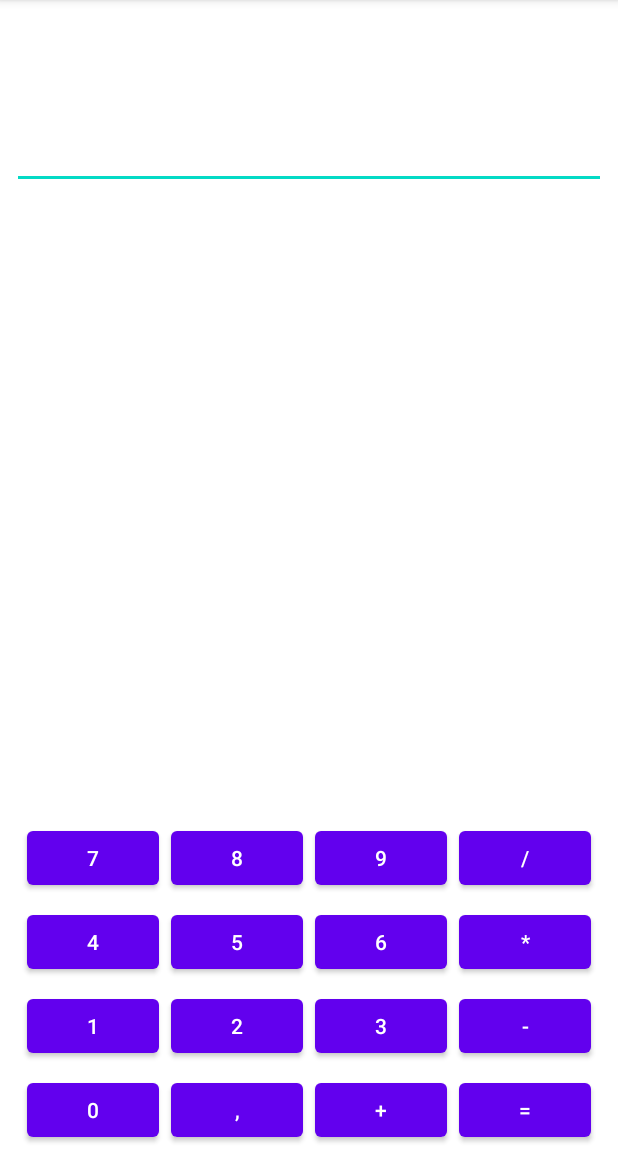
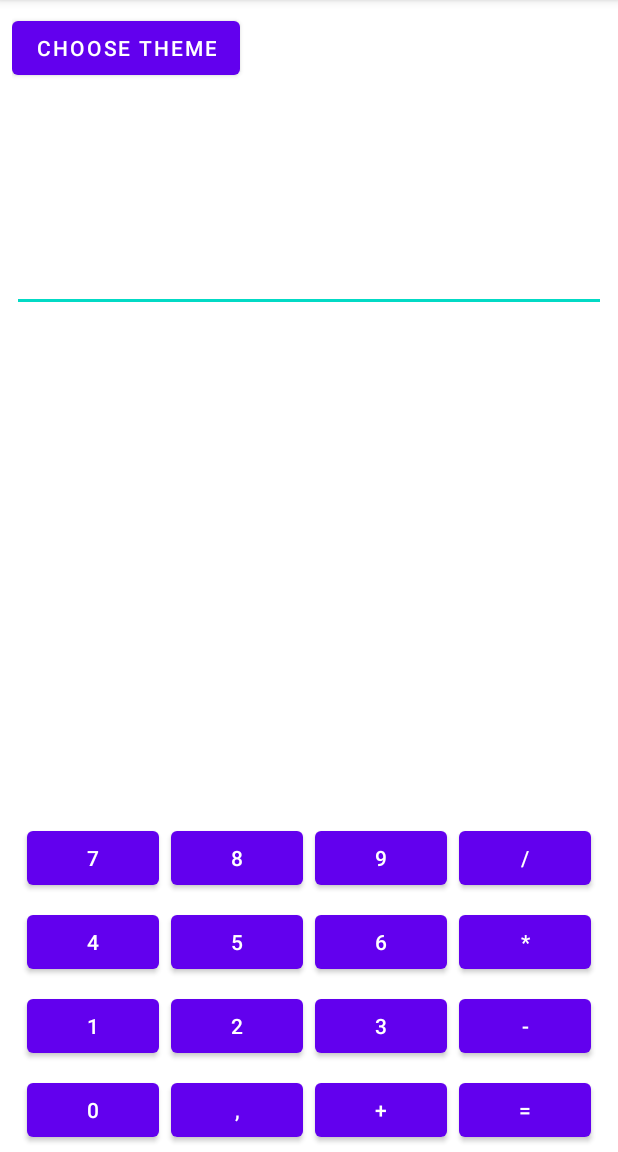
Before and after one commit to zaleskisgus/Tusk1, an Android app: the screen it shows after launch (MainActivity), on a phone screen of 412 x 824 dp, the part 84-1236 px from its top. Run offline under Robolectric (Android 15) with nearby library versions, the phone set to English and light mode, and no system bars.

Commit message:
5 задача

```diff
--- a/app/src/main/res/layout/activity_main.xml
+++ b/app/src/main/res/layout/activity_main.xml
@@ -1,6 +1,8 @@
 <?xml version="1.0" encoding="utf-8"?>
 
 <FrameLayout xmlns:android="http://schemas.android.com/apk/res/android"
+    xmlns:app="http://schemas.android.com/apk/res-auto"
+    xmlns:tools="http://schemas.android.com/tools"
     android:layout_width="match_parent"
     android:layout_height="match_parent">
 
@@ -12,42 +14,50 @@
 <!--            ></ImageView>-->
 
     <androidx.constraintlayout.widget.ConstraintLayout
-        xmlns:android="http://schemas.android.com/apk/res/android"
-        xmlns:app="http://schemas.android.com/apk/res-auto"
         android:layout_width="match_parent"
         android:layout_height="match_parent"
         android:padding="@dimen/padding">
         <!-- поле результата -->
+        <!-- поле знака операции -->
+        <!-- поле ввода чисел -->
+        <com.google.android.material.button.MaterialButton
+            android:onClick="ChooseTheme"
+            android:text="@string/choose_theme"
+            android:layout_height="wrap_content"
+            android:layout_width="wrap_content"
+            tools:ignore="MissingConstraints" />
+        <TextView
+            android:id="@+id/operationField"
+            android:layout_width="0dp"
+            android:layout_height="wrap_content"
+            android:layout_marginTop="@dimen/margin_50"
+            android:textSize="@dimen/textSize"
+            app:layout_constraintHorizontal_weight="1"
+            app:layout_constraintLeft_toRightOf="@+id/resultField"
+            app:layout_constraintRight_toRightOf="parent"
+            app:layout_constraintTop_toTopOf="parent" />
+
         <TextView
             android:id="@+id/resultField"
             android:layout_width="0dp"
             android:layout_height="wrap_content"
+            android:layout_marginTop="@dimen/margin_50"
+            android:textSize="@dimen/textSize"
             app:layout_constraintHorizontal_weight="1"
-            android:textSize="@dimen/textSize"
-            app:layout_constraintTop_toTopOf="parent"
             app:layout_constraintLeft_toLeftOf="parent"
-            app:layout_constraintRight_toLeftOf="@+id/operationField"/>
-        <!-- поле знака операции -->
-        <TextView
-            android:id="@+id/operationField"
-            android:layout_width="0dp"
-            android:layout_height="wrap_content"
-            app:layout_constraintHorizontal_weight="1"
-            android:textSize="@dimen/textSize"
-            app:layout_constraintTop_toTopOf="parent"
-            app:layout_constraintRight_toRightOf="parent"
-            app:layout_constraintLeft_toRightOf="@+id/resultField"
-            />
-        <!-- поле ввода чисел -->
+            app:layout_constraintRight_toLeftOf="@+id/operationField"
+            app:layout_constraintTop_toTopOf="parent" />
+
         <EditText
             android:id="@+id/numberField"
             android:layout_width="0dp"
             android:layout_height="wrap_content"
+            android:layout_marginTop="32dp"
             android:inputType="number"
             android:textSize="@dimen/largeTextSize"
-            app:layout_constraintTop_toBottomOf="@+id/resultField"
             app:layout_constraintLeft_toLeftOf="parent"
-            app:layout_constraintRight_toRightOf="parent"/>
+            app:layout_constraintRight_toRightOf="parent"
+            app:layout_constraintTop_toBottomOf="@+id/resultField" />
 
     </androidx.constraintlayout.widget.ConstraintLayout>
 
--- a/app/src/main/res/values/dimens.xml
+++ b/app/src/main/res/values/dimens.xml
@@ -3,4 +3,5 @@
     <dimen name="textSize">24sp</dimen>
     <dimen name="largeTextSize">48sp</dimen>
     <dimen name="padding">8dp</dimen>
+    <dimen name="margin_50">50dp</dimen>
 </resources>
--- a/app/src/main/res/values/strings.xml
+++ b/app/src/main/res/values/strings.xml
@@ -18,6 +18,7 @@
     <string name="key_minus">-</string>
     <string name="key_exactly">=</string>
     <!--    темы -->
+    <string name="choose_theme">Choose Theme</string>
     <string name="light_theme">Light Theme</string>
     <string name="dark_theme">Dark Theme</string>
 </resources>
```
